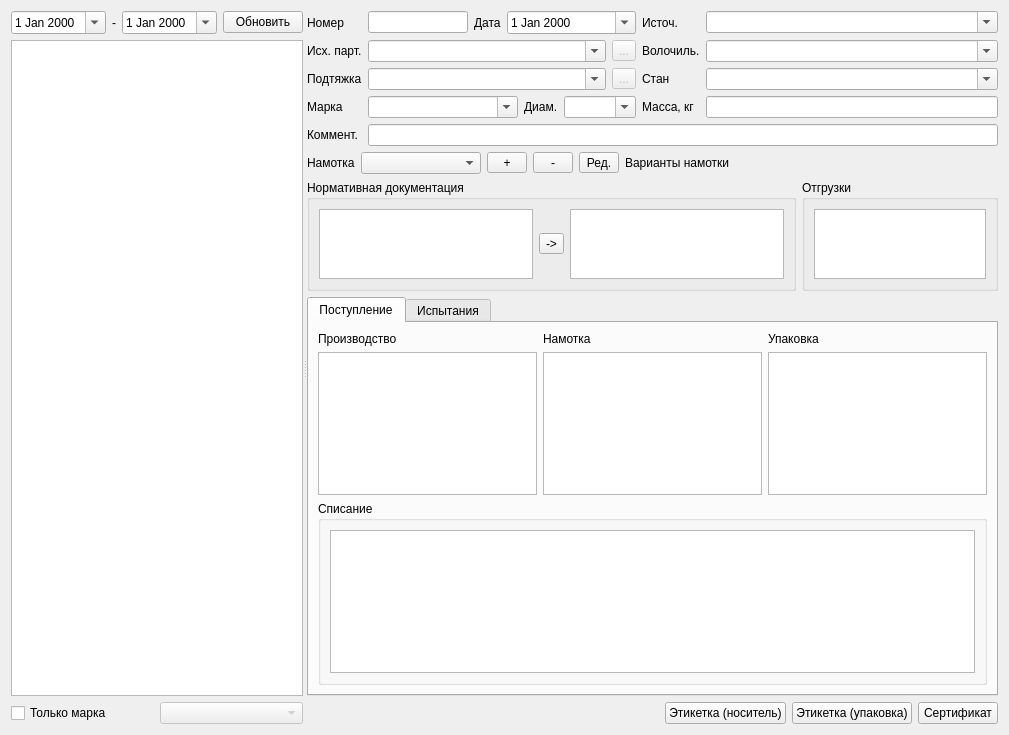
Above: formpart.ui from Sergeyego/wire_pr before the change. Below: the same form after it.
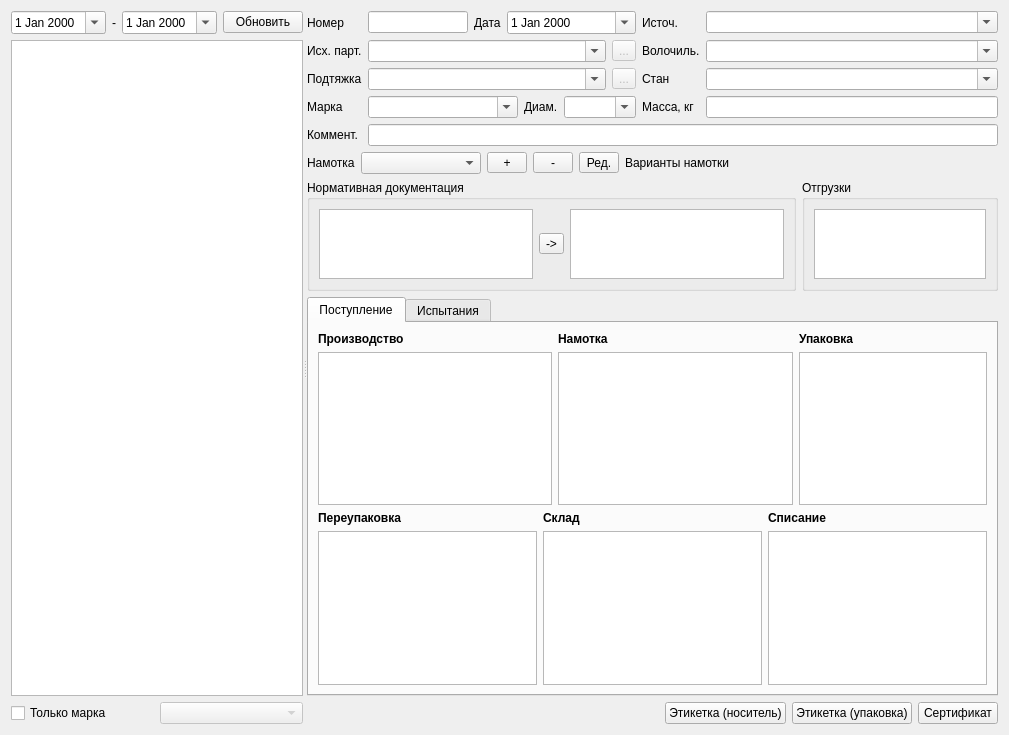
That is the form after the change. Icons and pictures are not drawn. Custom widgets are drawn as their Qt base class.

```diff
--- a/formpart.ui
+++ b/formpart.ui
@@ -506,6 +506,12 @@
               <layout class="QVBoxLayout" name="verticalLayout_2">
                <item>
                 <widget class="QLabel" name="labelProd">
+                 <property name="font">
+                  <font>
+                   <weight>75</weight>
+                   <bold>true</bold>
+                  </font>
+                 </property>
                  <property name="text">
                   <string>Производство</string>
                  </property>
@@ -520,13 +526,26 @@
               <layout class="QVBoxLayout" name="verticalLayout_3">
                <item>
                 <widget class="QLabel" name="labelNam">
+                 <property name="font">
+                  <font>
+                   <weight>75</weight>
+                   <bold>true</bold>
+                  </font>
+                 </property>
                  <property name="text">
                   <string>Намотка</string>
                  </property>
                 </widget>
                </item>
                <item>
-                <widget class="DbViewer" name="tableViewInCex"/>
+                <widget class="DbViewer" name="tableViewInCex">
+                 <property name="maximumSize">
+                  <size>
+                   <width>330</width>
+                   <height>16777215</height>
+                  </size>
+                 </property>
+                </widget>
                </item>
               </layout>
              </item>
@@ -534,13 +553,26 @@
               <layout class="QVBoxLayout" name="verticalLayout_6">
                <item>
                 <widget class="QLabel" name="labelPackProd">
+                 <property name="font">
+                  <font>
+                   <weight>75</weight>
+                   <bold>true</bold>
+                  </font>
+                 </property>
                  <property name="text">
                   <string>Упаковка</string>
                  </property>
                 </widget>
                </item>
                <item>
-                <widget class="DbViewer" name="tableView"/>
+                <widget class="DbViewer" name="tableViewPack">
+                 <property name="maximumSize">
+                  <size>
+                   <width>210</width>
+                   <height>16777215</height>
+                  </size>
+                 </property>
+                </widget>
                </item>
               </layout>
              </item>
@@ -549,16 +581,64 @@
            <item>
             <layout class="QHBoxLayout" name="horizontalLayout_11">
              <item>
-              <widget class="QGroupBox" name="groupBoxDef">
-               <property name="title">
-                <string>Списание</string>
-               </property>
-               <layout class="QVBoxLayout" name="verticalLayout_9">
-                <item>
-                 <widget class="DbViewer" name="tableViewOutCex"/>
-                </item>
-               </layout>
-              </widget>
+              <layout class="QVBoxLayout" name="verticalLayout_14">
+               <item>
+                <widget class="QLabel" name="label_16">
+                 <property name="font">
+                  <font>
+                   <weight>75</weight>
+                   <bold>true</bold>
+                  </font>
+                 </property>
+                 <property name="text">
+                  <string>Переупаковка</string>
+                 </property>
+                </widget>
+               </item>
+               <item>
+                <widget class="QTableView" name="tableView_3"/>
+               </item>
+              </layout>
+             </item>
+             <item>
+              <layout class="QVBoxLayout" name="verticalLayout_13">
+               <item>
+                <widget class="QLabel" name="label_15">
+                 <property name="font">
+                  <font>
+                   <weight>75</weight>
+                   <bold>true</bold>
+                  </font>
+                 </property>
+                 <property name="text">
+                  <string>Склад</string>
+                 </property>
+                </widget>
+               </item>
+               <item>
+                <widget class="QTableView" name="tableView_2"/>
+               </item>
+              </layout>
+             </item>
+             <item>
+              <layout class="QVBoxLayout" name="verticalLayout_12">
+               <item>
+                <widget class="QLabel" name="labelDef">
+                 <property name="font">
+                  <font>
+                   <weight>75</weight>
+                   <bold>true</bold>
+                  </font>
+                 </property>
+                 <property name="text">
+                  <string>Списание</string>
+                 </property>
+                </widget>
+               </item>
+               <item>
+                <widget class="DbViewer" name="tableViewOutCex"/>
+               </item>
+              </layout>
              </item>
             </layout>
            </item>
```
Left out of the diff: 15 changed lines with no effect on the pictures.
